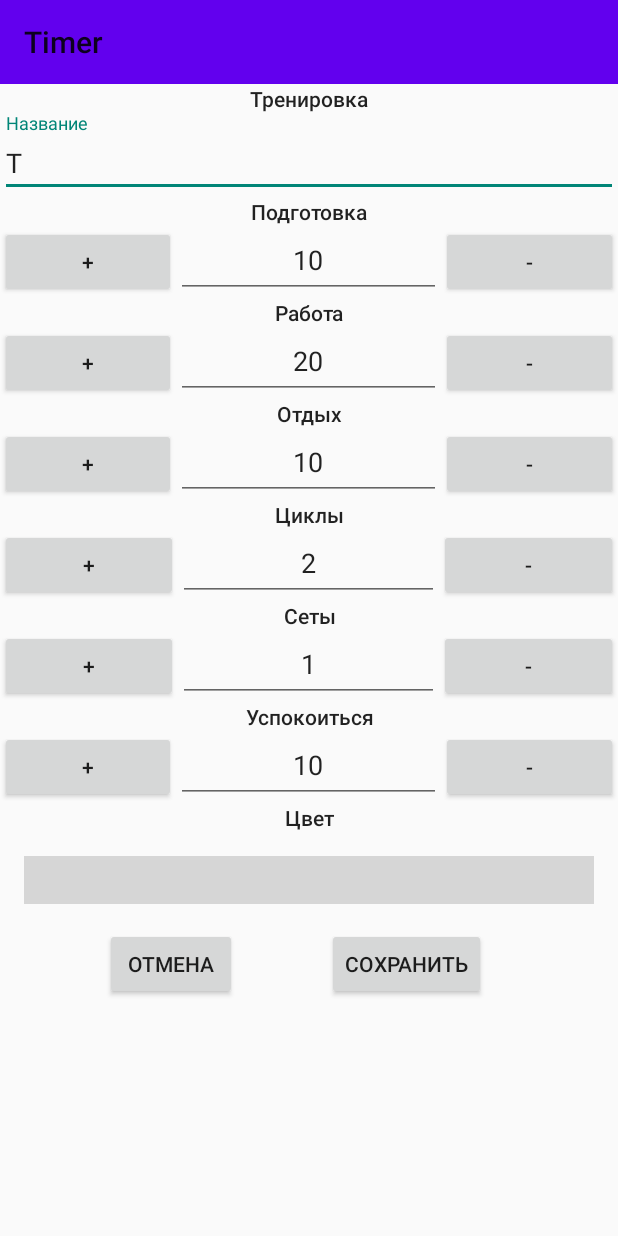
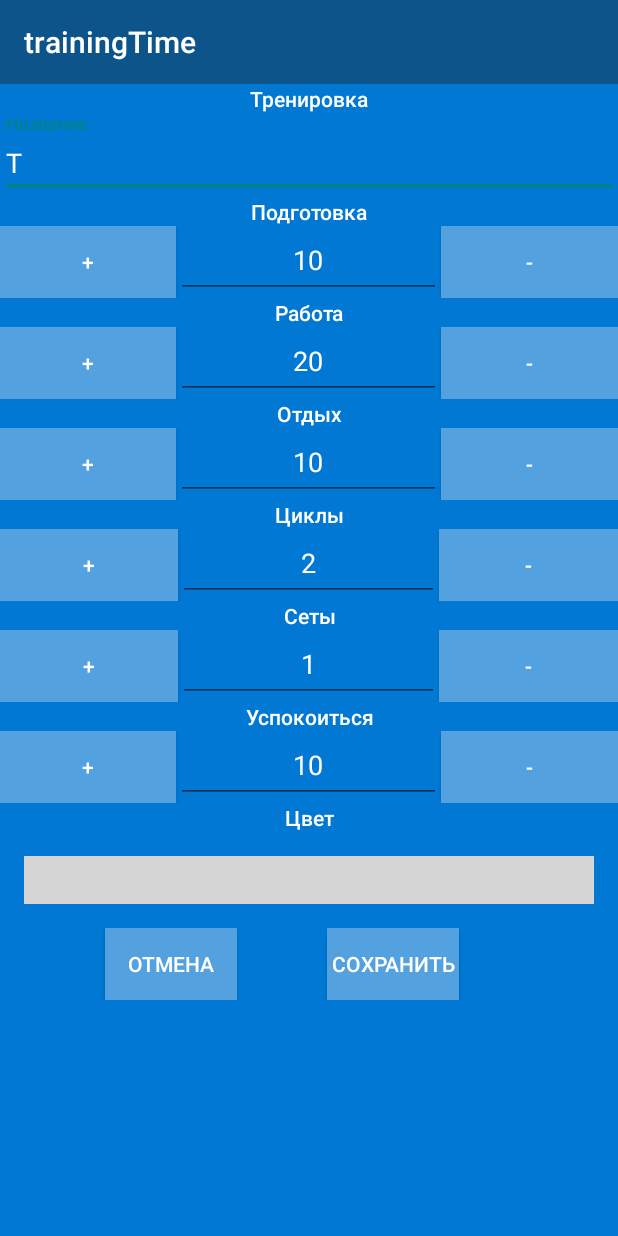
Before and after one commit to albaSANDROS/trainingTime, an Android app: the screen it shows after launch (CrateActivity), after a tap on "ДОБАВИТЬ", on a phone screen of 412 x 824 dp. Run offline under Robolectric (Android 15) with nearby library versions, the phone set to English and light mode, and no system bars; our stand-ins replace Room's generated code; libraries missing offline, so code that uses them is left out: com.divyanshu.colorseekbar; plain views replace ColorSeekBar; 1 statement that could not run was skipped; grey boxes are pictures that could not be loaded.

Commit message:
changed Style

```diff
--- a/code/app/src/main/res/layout/activity_crate.xml
+++ b/code/app/src/main/res/layout/activity_crate.xml
@@ -4,7 +4,9 @@
     xmlns:tools="http://schemas.android.com/tools"
     android:layout_width="match_parent"
     android:layout_height="match_parent"
+    android:background="#0078D4"
     tools:context=".CrateActivity">
+
     <androidx.appcompat.widget.Toolbar
         android:id="@+id/toolbar"
         android:layout_width="match_parent"
@@ -14,10 +16,12 @@
         android:minHeight="?attr/actionBarSize"
         android:theme="@style/AppTheme"
         app:layout_constraintEnd_toEndOf="parent"
+        app:layout_constraintHorizontal_bias="0.0"
         app:layout_constraintStart_toStartOf="parent"
         app:layout_constraintTop_toTopOf="parent"
         app:popupTheme="@style/ThemeOverlay.AppCompat.Light"
-        app:title="@string/app_name" />
+        app:title="@string/app_name"
+        app:titleTextColor="#FFFFFF" />
 
     <ScrollView
         android:layout_width="match_parent"
@@ -40,17 +44,25 @@
                 android:gravity="center_horizontal"
                 android:text="Тренировка"
                 android:textAlignment="center"
-                android:textAppearance="@style/TextAppearance.AppCompat.Body2" />
+                android:textAppearance="@style/TextAppearance.AppCompat.Body2"
+                android:textColor="#FFFFFF" />
 
             <com.google.android.material.textfield.TextInputLayout
                 android:layout_width="match_parent"
-                android:layout_height="match_parent">
+                android:layout_height="match_parent"
+                android:background="#0078D4">
 
                 <com.google.android.material.textfield.TextInputEditText
                     android:id="@+id/inputName"
                     android:layout_width="match_parent"
                     android:layout_height="wrap_content"
-                    android:hint="Название" />
+                    android:hint="Название"
+                    android:textAllCaps="false"
+                    android:textColor="#FFFFFF"
+                    android:textColorHighlight="#FFFFFF"
+                    android:textColorHint="#FFFFFF"
+                    android:textColorLink="#FFFFFF"
+                    android:textCursorDrawable="@color/colorPrimaryDark" />
             </com.google.android.material.textfield.TextInputLayout>
 
             <TextView
@@ -60,7 +72,8 @@
                 android:gravity="center_horizontal"
                 android:text="Подготовка"
                 android:textAlignment="center"
-                android:textAppearance="@style/TextAppearance.AppCompat.Body2" />
+                android:textAppearance="@style/TextAppearance.AppCompat.Body2"
+                android:textColor="#FFFFFF" />
 
             <LinearLayout
                 android:layout_width="match_parent"
@@ -72,7 +85,9 @@
                     android:layout_width="wrap_content"
                     android:layout_height="wrap_content"
                     android:layout_weight="1"
-                    android:text="+" />
+                    android:background="#53A1DF"
+                    android:text="+"
+                    android:textColor="#FFFFFF" />
 
                 <EditText
                     android:id="@+id/inputPrep"
@@ -81,14 +96,17 @@
                     android:layout_weight="5"
                     android:focusable="false"
                     android:gravity="center_horizontal"
-                    android:textAlignment="center" />
+                    android:textAlignment="center"
+                    android:textColor="#FFFFFF" />
 
                 <Button
                     android:id="@+id/btnPrepMinus"
                     android:layout_width="wrap_content"
                     android:layout_height="wrap_content"
                     android:layout_weight="1"
-                    android:text="-" />
+                    android:background="#53A1DF"
+                    android:text="-"
+                    android:textColor="#FFFFFF" />
             </LinearLayout>
 
             <TextView
@@ -98,7 +116,8 @@
                 android:gravity="center_horizontal"
                 android:text="Работа"
                 android:textAlignment="center"
-                android:textAppearance="@style/TextAppearance.AppCompat.Body2" />
+                android:textAppearance="@style/TextAppearance.AppCompat.Body2"
+                android:textColor="#FFFFFF" />
 
             <LinearLayout
                 android:layout_width="match_parent"
@@ -110,7 +129,9 @@
                     android:layout_width="wrap_content"
                     android:layout_height="wrap_content"
                     android:layout_weight="1"
-                    android:text="+" />
+                    android:background="#53A1DF"
+                    android:text="+"
+                    android:textColor="#FFFFFF" />
 
                 <EditText
                     android:id="@+id/inputWork"
@@ -119,14 +140,17 @@
                     android:layout_weight="5"
                     android:focusable="false"
                     android:gravity="center_horizontal"
-                    android:textAlignment="center" />
+                    android:textAlignment="center"
+                    android:textColor="#FFFFFF" />
 
                 <Button
                     android:id="@+id/btnWorkMinus"
                     android:layout_width="wrap_content"
                     android:layout_height="wrap_content"
                     android:layout_weight="1"
-                    android:text="-" />
+                    android:background="#53A1DF"
+                    android:text="-"
+                    android:textColor="#FFFFFF" />
             </LinearLayout>
 
             <TextView
@@ -136,7 +160,8 @@
                 android:gravity="center_horizontal"
                 android:text="Отдых"
                 android:textAlignment="center"
-                android:textAppearance="@style/TextAppearance.AppCompat.Body2" />
+                android:textAppearance="@style/TextAppearance.AppCompat.Body2"
+                android:textColor="#FFFFFF" />
 
             <LinearLayout
                 android:layout_width="match_parent"
@@ -148,7 +173,9 @@
                     android:layout_width="wrap_content"
                     android:layout_height="wrap_content"
                     android:layout_weight="1"
-                    android:text="+" />
+                    android:background="#53A1DF"
+                    android:text="+"
+                    android:textColor="#FFFFFF" />
 
                 <EditText
                     android:id="@+id/inputRest"
@@ -157,14 +184,17 @@
                     android:layout_weight="5"
                     android:focusable="false"
                     android:gravity="center_horizontal"
-                    android:textAlignment="center" />
+                    android:textAlignment="center"
+                    android:textColor="#FFFFFF" />
 
                 <Button
                     android:id="@+id/btnRestMinus"
                     android:layout_width="wrap_content"
                     android:layout_height="wrap_content"
                     android:layout_weight="1"
-                    android:text="-" />
+                    android:background="#53A1DF"
+                    android:text="-"
+                    android:textColor="#FFFFFF" />
             </LinearLayout>
 
             <TextView
@@ -174,7 +204,8 @@
                 android:gravity="center_horizontal"
                 android:text="Циклы"
                 android:textAlignment="center"
-                android:textAppearance="@style/TextAppearance.AppCompat.Body2" />
+                android:textAppearance="@style/TextAppearance.AppCompat.Body2"
+                android:textColor="#FFFFFF" />
 
             <LinearLayout
                 android:layout_width="match_parent"
@@ -186,7 +217,9 @@
                     android:layout_width="wrap_content"
                     android:layout_height="wrap_content"
                     android:layout_weight="1"
-                    android:text="+" />
+                    android:background="#53A1DF"
+                    android:text="+"
+                    android:textColor="#FFFFFF" />
 
                 <EditText
                     android:id="@+id/inputCycle"
@@ -195,14 +228,17 @@
                     android:layout_weight="5"
                     android:focusable="false"
                     android:gravity="center_horizontal"
-                    android:textAlignment="center" />
+                    android:textAlignment="center"
+                    android:textColor="#FFFFFF" />
 
                 <Button
                     android:id="@+id/btnCycleMinus"
                     android:layout_width="wrap_content"
                     android:layout_height="wrap_content"
                     android:layout_weight="1"
-                    android:text="-" />
+                    android:background="#53A1DF"
+                    android:text="-"
+                    android:textColor="#FFFFFF" />
             </LinearLayout>
 
             <TextView
@@ -212,7 +248,8 @@
                 android:gravity="center_horizontal"
                 android:text="Сеты"
                 android:textAlignment="center"
-                android:textAppearance="@style/TextAppearance.AppCompat.Body2" />
+                android:textAppearance="@style/TextAppearance.AppCompat.Body2"
+                android:textColor="#FFFFFF" />
 
             <LinearLayout
                 android:layout_width="match_parent"
@@ -224,7 +261,9 @@
                     android:layout_width="wrap_content"
                     android:layout_height="wrap_content"
                     android:layout_weight="1"
-                    android:text="+" />
+                    android:background="#53A1DF"
+                    android:text="+"
+                    android:textColor="#FFFFFF" />
 
                 <EditText
                     android:id="@+id/inputSet"
@@ -233,14 +272,17 @@
                     android:layout_weight="5"
                     android:focusable="false"
                     android:gravity="center_horizontal"
-                    android:textAlignment="center" />
+                    android:textAlignment="center"
+                    android:textColor="#FFFFFF" />
 
                 <Button
                     android:id="@+id/btnSetMinus"
                     android:layout_width="wrap_content"
                     android:layout_height="wrap_content"
                     android:layout_weight="1"
-                    android:text="-" />
+                    android:background="#53A1DF"
+                    android:text="-"
+                    android:textColor="#FFFFFF" />
             </LinearLayout>
 
             <TextView
@@ -250,7 +292,8 @@
                 android:gravity="center_horizontal"
                 android:text="Успокоиться"
                 android:textAlignment="center"
-                android:textAppearance="@style/TextAppearance.AppCompat.Body2" />
+                android:textAppearance="@style/TextAppearance.AppCompat.Body2"
+                android:textColor="#FFFFFF" />
 
             <LinearLayout
                 android:layout_width="match_parent"
@@ -262,7 +305,9 @@
                     android:layout_width="wrap_content"
                     android:layout_height="wrap_content"
                     android:layout_weight="1"
-                    android:text="+" />
+                    android:background="#53A1DF"
+                    android:text="+"
+                    android:textColor="#FFFFFF" />
 
                 <EditText
                     android:id="@+id/inputCalm"
@@ -271,14 +316,17 @@
                     android:layout_weight="5"
                     android:focusable="false"
                     android:gravity="center_horizontal"
-                    android:textAlignment="center" />
+                    android:textAlignment="center"
+                    android:textColor="#FFFFFF" />
 
                 <Button
                     android:id="@+id/btnCalmMinus"
                     android:layout_width="wrap_content"
                     android:layout_height="wrap_content"
                     android:layout_weight="1"
-                    android:text="-" />
+                    android:background="#53A1DF"
+                    android:text="-"
+                    android:textColor="#FFFFFF" />
             </LinearLayout>
 
             <TextView
@@ -288,8 +336,8 @@
                 android:gravity="center_horizontal"
                 android:text="Цвет"
                 android:textAlignment="center"
-                android:textAppearance="@style/TextAppearance.AppCompat.Body2" />
-
+                android:textAppearance="@style/TextAppearance.AppCompat.Body2"
+                android:textColor="#FFFFFF" />
 
 
             <com.divyanshu.colorseekbar.ColorSeekBar
@@ -303,30 +351,34 @@
                 android:layout_width="match_parent"
                 android:layout_height="match_parent"
                 android:orientation="horizontal">
+
                 <Button
                     android:id="@+id/btnCancel"
                     android:layout_width="wrap_content"
                     android:layout_height="wrap_content"
                     android:layout_marginLeft="70dp"
-                android:text="Отмена" />
+                    android:background="#53A1DF"
+                    android:text="Отмена"
+                    android:textColor="#FFFFFF" />
 
                 <Button
                     android:id="@+id/submit"
                     android:layout_width="wrap_content"
                     android:layout_height="wrap_content"
+                    android:layout_marginLeft="60dp"
+                    android:background="#53A1DF"
                     android:text="Сохранить"
-                android:layout_marginLeft="60dp"
+                    android:textColor="#FFFFFF"
                     tools:ignore="MissingConstraints" />
 
             </LinearLayout>
+
             <View
                 android:layout_width="fill_parent"
-                android:layout_height="100dp" />
+                android:layout_height="100dp"
+                android:background="#0078D4" />
         </LinearLayout>
     </ScrollView>
 
 
-
-
-
 </androidx.constraintlayout.widget.ConstraintLayout>
--- a/code/app/src/main/res/layout/activity_main.xml
+++ b/code/app/src/main/res/layout/activity_main.xml
@@ -4,7 +4,8 @@
     xmlns:tools="http://schemas.android.com/tools"
     android:layout_width="match_parent"
     android:layout_height="match_parent"
-    tools:context=".MainActivity" >
+    android:background="#0078D4"
+    tools:context=".MainActivity">
 
     <androidx.appcompat.widget.Toolbar
         android:id="@+id/toolbar"
@@ -12,14 +13,14 @@
         android:layout_height="?attr/actionBarSize"
         android:background="?attr/colorPrimary"
         android:label="@string/app_name"
-        app:title="@string/app_name"
         android:minHeight="?attr/actionBarSize"
         android:theme="@style/AppTheme"
-        android:layout_marginBottom="5dp"
         app:layout_constraintEnd_toEndOf="parent"
         app:layout_constraintStart_toStartOf="parent"
         app:layout_constraintTop_toTopOf="parent"
-        app:popupTheme="@style/ThemeOverlay.AppCompat.Light" />
+        app:popupTheme="@style/ThemeOverlay.AppCompat.Light"
+        app:title="@string/app_name"
+        app:titleTextColor="#FFFFFF" />
 
 
     <ListView
@@ -27,6 +28,7 @@
         android:layout_width="match_parent"
         android:layout_height="wrap_content"
         android:layout_marginTop="5dp"
+        android:background="#0078D4"
         app:layout_constraintEnd_toEndOf="parent"
         app:layout_constraintStart_toStartOf="parent"
         app:layout_constraintTop_toBottomOf="@+id/toolbar" />
@@ -43,10 +45,11 @@
             android:id="@+id/buttonAddTraining"
             android:layout_width="match_parent"
             android:layout_height="match_parent"
-            android:text="Добавить" />
+            android:background="#53A1DF"
+            android:text="Добавить"
+            android:textColor="#FFFFFF"
+            android:textCursorDrawable="@color/colorPrimaryDark" />
     </LinearLayout>
 
 
-
-
 </androidx.constraintlayout.widget.ConstraintLayout>
--- a/code/app/src/main/res/values/colors.xml
+++ b/code/app/src/main/res/values/colors.xml
@@ -1,6 +1,6 @@
 <?xml version="1.0" encoding="utf-8"?>
 <resources>
-    <color name="colorPrimary">#6200EE</color>
-    <color name="colorPrimaryDark">#3700B3</color>
-    <color name="colorAccent">#03DAC5</color>
+    <color name="colorPrimary">#0C548A</color>
+    <color name="colorPrimaryDark">#FFFFFF</color>
+    <color name="colorAccent">#FFFFFF</color>
 </resources>
--- a/code/app/src/main/res/values/strings.xml
+++ b/code/app/src/main/res/values/strings.xml
@@ -1,3 +1,3 @@
 <resources>
-    <string name="app_name">Timer</string>
+    <string name="app_name">trainingTime</string>
 </resources>
```
Lines whose indentation alone changed are shown as unchanged.
